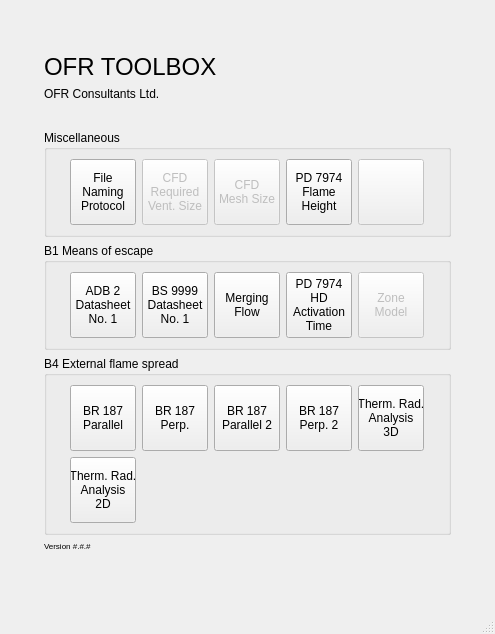
Old version of the form fsetoolsGUI/gui/layout/ui/main.ui in the repository fuyans/fsetoolsGUI.
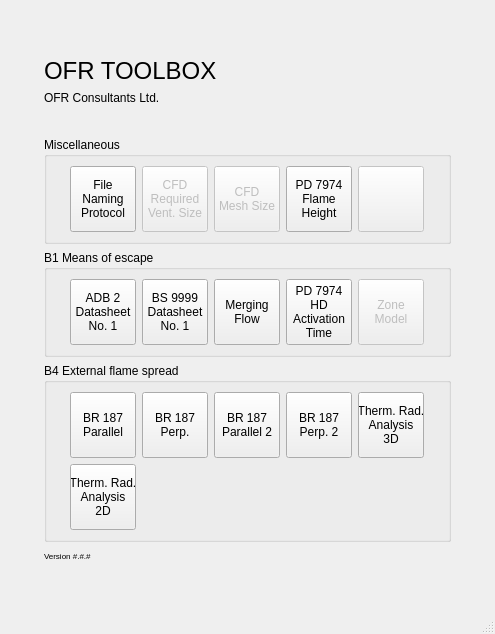
New version of the form. Icons and pictures are not drawn.

```diff
--- a/fsetoolsGUI/gui/layout/ui/main.ui
+++ b/fsetoolsGUI/gui/layout/ui/main.ui
@@ -600,6 +600,12 @@
             <height>14</height>
            </size>
           </property>
+          <property name="maximumSize">
+           <size>
+            <width>16777215</width>
+            <height>14</height>
+           </size>
+          </property>
           <property name="font">
            <font>
             <pointsize>6</pointsize>
```
